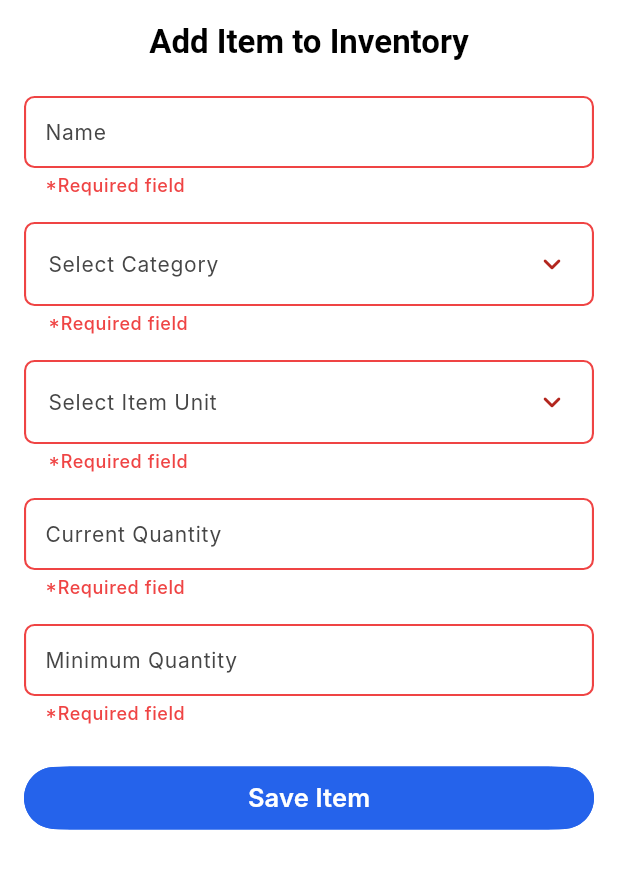
After one commit to madhav-gaur/Restockly, a Flutter app: the AddInventory screen opened by its route, after a tap on "Save Item", on a phone screen of 412 x 824 dp. The commit adds this screen. Shown: the top 869 px of the screen. Run offline on Flutter 3.47's test engine with Material 3 defaults, Android fonts, the phone set to English and light mode, and no system bars; our stand-ins replace cloud_firestore, firebase_auth, firebase_core, flutter_easyloading, flutter_riverpod, go_router and 1 more; accounts and stored records are empty; Roboto replaces fonts that are missing (Inter).

Commit message:
add inventory page ui and bottombar

```diff
--- a/lib/components/bottom_navbar_item.dart
+++ b/lib/components/bottom_navbar_item.dart
@@ -33,7 +33,7 @@ class BottomNavBarItem extends ConsumerWidget {
           color: isSelected ? const Color.fromARGB(255, 207, 233, 255) : null,
           border: Border.all(
             color: isSelected
-                ? const Color.fromARGB(255, 188, 224, 255)
+                ? lightPrimary
                 : Colors.transparent,
           ),
           borderRadius: BorderRadius.circular(100),
--- a/lib/routes/route_const.dart
+++ b/lib/routes/route_const.dart
@@ -4,6 +4,8 @@ class RouteConst {
   static String roleSelection = '/auth/role-selection';
   static String signin = '/auth/signin';
   static String mainScreen = '/';
+  static String inventory = '/inventory';
+  static String addInventory = '/add-inventory';
 
   // static String verifyEmail = '/verify-email';
 }
--- a/lib/routes/routes.dart
+++ b/lib/routes/routes.dart
@@ -2,7 +2,7 @@ import 'package:cloud_firestore/cloud_firestore.dart';
 import 'package:firebase_auth/firebase_auth.dart';
 import 'package:go_router/go_router.dart';
 import 'package:restockly/routes/route_const.dart';
-import 'package:restockly/screens/home.dart';
+import 'package:restockly/screens/add_inventory.dart';
 import 'package:restockly/screens/main_screen.dart';
 import 'package:restockly/screens/onboarding.dart';
 import 'package:restockly/screens/role_selection.dart';
@@ -31,11 +31,11 @@ final GoRouter route = GoRouter(
           .doc(user.uid)
           .get();
       final hasRole = doc.exists && doc.data()?['role'] != null;
-      if (hasRole) {
-        return RouteConst.mainScreen;
-      } else {
+      if (!hasRole) {
         return RouteConst.roleSelection;
       }
+      // user is authenticated and has a role — allow navigation
+      return null;
     }
   },
 
@@ -65,5 +65,10 @@ final GoRouter route = GoRouter(
       path: '/',
       builder: (context, state) => const MainScreen(),
     ),
+    GoRoute(
+      name: RouteConst.addInventory,
+      path: "/add-inventory",
+      builder: (context, state) => const AddInventory(),
+    ),
   ],
 );
--- /dev/null
+++ b/lib/screens/add_inventory.dart
@@ -0,0 +1,165 @@
+import 'dart:developer';
+
+import 'package:flutter/material.dart';
+import 'package:restockly/constants.dart';
+import 'package:restockly/models/inventory_model.dart';
+import 'package:restockly/widgets/const_widget.dart';
+
+class AddInventory extends StatefulWidget {
+  const AddInventory({super.key});
+
+  @override
+  State<AddInventory> createState() => _AddInventoryState();
+}
+
+class _AddInventoryState extends State<AddInventory> {
+  late TextEditingController _nameController;
+  late TextEditingController _quantityController;
+  late TextEditingController _minQuantityController;
+  late TextEditingController _unitController;
+  late TextEditingController _categoryController;
+
+  @override
+  void initState() {
+    super.initState();
+    _nameController = TextEditingController();
+    _quantityController = TextEditingController();
+    _minQuantityController = TextEditingController();
+    _unitController = TextEditingController();
+    _categoryController = TextEditingController();
+  }
+
+  @override
+  void dispose() {
+    _nameController.dispose();
+    _quantityController.dispose();
+    _minQuantityController.dispose();
+    _unitController.dispose();
+    _categoryController.dispose();
+    super.dispose();
+  }
+
+  final _formKey = GlobalKey<FormState>();
+  void _handleSave() async {
+    FocusScope.of(context).unfocus();
+
+    if (!_formKey.currentState!.validate()) {
+      return;
+    }
+    log("suc");
+  }
+
+  @override
+  Widget build(BuildContext context) {
+    return Scaffold(
+      appBar: AppBar(title: Text("Add Item to Inventory")),
+      body: Padding(
+        padding: defaultPagePadding(),
+        child: Form(
+          key: _formKey,
+          // autovalidateMode:
+          //     _submitted ? AutovalidateMode.always : AutovalidateMode.disabled,
+          child: ListView(
+            children: [
+              Container(
+                child: textFormField(
+                  controller: _nameController,
+                  labelText: "Name",
+                  validator: (value) {
+                    if (value == null || value.trim().isEmpty) {
+                      return "*Required field";
+                    }
+                    return null;
+                  },
+                ),
+              ),
+              SizedBox(height: 16),
+              dropdownMenu<Category>(
+                dropdownMenuEntries: [
+                  DropdownMenuEntry(
+                    value: Category.vegetables,
+                    label: Category.vegetables.name,
+                  ),
+                  DropdownMenuEntry(
+                    value: Category.dairy,
+                    label: Category.dairy.name,
+                  ),
+                  DropdownMenuEntry(
+                    value: Category.spices,
+                    label: Category.spices.name,
+                  ),
+                  DropdownMenuEntry(
+                    value: Category.beverages,
+                    label: Category.beverages.name,
+                  ),
+                  DropdownMenuEntry(
+                    value: Category.meat,
+                    label: Category.meat.name,
+                  ),
+                ],
+                label: "Select Category",
+                controller: _categoryController,
+                validator: (value) {
+                  if (value == null) {
+                    return "*Required field";
+                  }
+                  return null;
+                },
+              ),
+              SizedBox(height: 16),
+              dropdownMenu<Unit>(
+                dropdownMenuEntries: [
+                  DropdownMenuEntry(value: Unit.kg, label: Unit.kg.name),
+                  DropdownMenuEntry(value: Unit.gram, label: Unit.gram.name),
+                  DropdownMenuEntry(value: Unit.litre, label: Unit.litre.name),
+                  DropdownMenuEntry(value: Unit.ml, label: Unit.ml.name),
+                  DropdownMenuEntry(value: Unit.piece, label: Unit.piece.name),
+                ],
+                label: "Select Item Unit",
+                controller: _unitController,
+                validator: (value) {
+                  if (value == null) {
+                    return "*Required field";
+                  }
+                  return null;
+                },
+              ),
+              SizedBox(height: 16),
+              Container(
+                child: textFormField(
+                  controller: _quantityController,
+                  labelText: "Current Quantity",
+                  inputType: TextInputType.number,
+                  validator: (value) {
+                    if (value == null || value.trim().isEmpty) {
+                      return "*Required field";
+                    }
+                    return null;
+                  },
+                ),
+              ),
+              SizedBox(height: 16),
+              Container(
+                child: textFormField(
+                  controller: _minQuantityController,
+                  labelText: "Minimum Quantity",
+                  inputType: TextInputType.number,
+                  validator: (value) {
+                    if (value == null || value.trim().isEmpty) {
+                      return "*Required field";
+                    }
+                    return null;
+                  },
+                ),
+              ),
+              SizedBox(height: 24),
+              elevatedButton(() {
+                _handleSave();
+              }, "Save Item"),
+            ],
+          ),
+        ),
+      ),
+    );
+  }
+}
--- a/lib/screens/home.dart
+++ b/lib/screens/home.dart
@@ -1,5 +1,6 @@
 import 'package:flutter/material.dart';
 import 'package:flutter_riverpod/flutter_riverpod.dart';
+import 'package:restockly/constants.dart';
 import 'package:restockly/providers/user_provider.dart';
 import 'package:restockly/widgets/const_widget.dart';
 
@@ -17,7 +18,9 @@ class _HomeState extends ConsumerState<Home> {
     return Container(
       child: user.when(
         data: (userData) {
-          return ListView(
+          return Padding(
+            padding: defaultPagePadding(),
+            child: ListView(
               children: [
                 Text(
                   "Welcome, ${userData?.name.split(" ")[0]}",
@@ -25,6 +28,7 @@ class _HomeState extends ConsumerState<Home> {
                 ),
                 Text(userData!.restaurantName, style: smallTextStyle()),
               ],
+            ),
           );
         },
         error: (e, s) {
--- a/lib/screens/role_selection.dart
+++ b/lib/screens/role_selection.dart
@@ -99,7 +99,7 @@ class _SignupState extends State<RoleSelection> {
                       child: textFormField(
                         controller: _restNameController,
                         labelText: "Restaurant Name",
-                        validadator: (value) {
+                        validator: (value) {
                           if (value == null) {
                             return "*Required field";
                           }
@@ -116,7 +116,7 @@ class _SignupState extends State<RoleSelection> {
                       child: textFormField(
                         controller: _restIdController,
                         labelText: "Restaurant Id (Enter a 6 character ID)",
-                        validadator: (value) {
+                        validator: (value) {
                           if (value == null) {
                             return "*Required field";
                           }
--- a/lib/screens/signin.dart
+++ b/lib/screens/signin.dart
@@ -74,7 +74,7 @@ class _SignupState extends State<Signin> {
                   controller: _emailController,
                   labelText: "Email",
                   inputType: TextInputType.emailAddress,
-                  validadator: (value) {
+                  validator: (value) {
                     if (value == null || value.trim().isEmpty) {
                       return "*Required field";
                     }
@@ -89,7 +89,7 @@ class _SignupState extends State<Signin> {
                   labelText: "Password",
                   isClearButton: false,
                   isObscureText: true,
-                  validadator: (value) {
+                  validator: (value) {
                     if (value == null || value.trim().isEmpty) {
                       return "*Required field";
                     }
--- a/lib/themes/app_theme.dart
+++ b/lib/themes/app_theme.dart
@@ -12,7 +12,6 @@ class AppTheme {
         scrolledUnderElevation: 0,
         backgroundColor: surface,
         centerTitle: true,
-
         titleTextStyle: TextStyle(
           fontWeight: FontWeight.w600,
           color: textPrimary,
--- a/lib/themes/color_const.dart
+++ b/lib/themes/color_const.dart
@@ -1,6 +1,7 @@
 import 'package:flutter/material.dart';
 
-const Color primary =  Color(0xFF2563EB);
+const Color primary = Color(0xFF2563EB);
+const Color lightPrimary = Color.fromARGB(255, 188, 224, 255);
 const Color secondary = Color(0xFF3B82F6);
 const Color accent = Color(0xFF60A5FA);
 
--- a/lib/widgets/const_widget.dart
+++ b/lib/widgets/const_widget.dart
@@ -87,7 +87,7 @@ Widget outlinedButton(VoidCallback onPressed, Widget wid) {
 Widget textFormField({
   required TextEditingController controller,
   required String labelText,
-  FormFieldValidator? validadator,
+  FormFieldValidator? validator,
   TextInputType inputType = TextInputType.text,
   bool isClearButton = true,
   bool isObscureText = false,
@@ -95,7 +95,7 @@ Widget textFormField({
   return _CustomTextFormField(
     controller: controller,
     labelText: labelText,
-    validator: validadator,
+    validator: validator,
     isClearButton: isClearButton,
     isObscureText: isObscureText,
     inputType: inputType,
@@ -149,6 +149,7 @@ class _CustomTextFormFieldState extends State<_CustomTextFormField> {
 
     return TextFormField(
       controller: widget.controller,
+      autovalidateMode: AutovalidateMode.onUserInteraction,
       obscureText: _obscure,
       validator: widget.validator,
       keyboardType: widget.inputType,
@@ -183,15 +184,24 @@ class _CustomTextFormFieldState extends State<_CustomTextFormField> {
           fontWeight: FontWeight.w500,
         ),
         border: OutlineInputBorder(
-          borderSide: BorderSide(color: Colors.black, width: 1.4),
+          borderSide: BorderSide(color: Colors.grey.shade300, width: 1.4),
+          borderRadius: BorderRadius.circular(7),
+        ),
+        enabledBorder: OutlineInputBorder(
+          borderSide: BorderSide(color: Colors.grey.shade300, width: 1.4),
           borderRadius: BorderRadius.circular(7),
         ),
         focusedBorder: OutlineInputBorder(
           borderSide: BorderSide(color: primary, width: 1.5),
           borderRadius: BorderRadius.circular(7),
         ),
+        focusedErrorBorder: OutlineInputBorder(
+          borderRadius: BorderRadius.circular(7),
+          borderSide: BorderSide(color: danger, width: 1.4),
+        ),
         errorStyle: TextStyle(color: danger, fontWeight: FontWeight.w500),
         errorBorder: OutlineInputBorder(
+          borderRadius: BorderRadius.circular(7),
           borderSide: BorderSide(color: danger, width: 1.4),
         ),
       ),
@@ -224,7 +234,7 @@ Widget radioListTile<T>({
 }
 
 void showDefaultLoading({String? status = "Loading"}) {
-  EasyLoading.show(status: status,);
+  EasyLoading.show(status: status);
 }
 
 void showProgressLoading({String? status = "Loading"}) {
@@ -246,3 +256,45 @@ void showInfoMessage({String status = "Loading"}) {
 void hideLoading() {
   EasyLoading.dismiss();
 }
+
+DropdownMenuFormField dropdownMenu<T>({
+  required List<DropdownMenuEntry<T>> dropdownMenuEntries,
+  required String label,
+  required TextEditingController controller,
+  FormFieldValidator? validator,
+}) {
+  return DropdownMenuFormField<T>(
+    validator: validator,
+    autovalidateMode: AutovalidateMode.onUserInteraction,
+    controller: controller,
+    expandedInsets: EdgeInsets.all(0),
+    textStyle: const TextStyle(fontSize: 14, fontWeight: FontWeight.w500),
+
+    inputDecorationTheme: InputDecorationTheme(
+      labelStyle: TextStyle(color: textSecondary, fontSize: 14),
+      // contentPadding: EdgeInsets.symmetric(vertical: 0, horizontal: 12),
+      enabledBorder: OutlineInputBorder(
+        borderRadius: BorderRadius.circular(7),
+        borderSide: BorderSide(color: Colors.grey.shade300),
+      ),
+      errorStyle: TextStyle(color: danger, fontWeight: FontWeight.w500),
+      errorBorder: OutlineInputBorder(
+        borderRadius: BorderRadius.circular(7),
+        borderSide: BorderSide(color: danger, width: 1.4),
+      ),
+    ),
+
+    menuStyle: MenuStyle(
+      backgroundColor: WidgetStatePropertyAll(Colors.white),
+      elevation: const WidgetStatePropertyAll(8),
+      shape: WidgetStatePropertyAll(
+        RoundedRectangleBorder(borderRadius: BorderRadius.circular(16)),
+      ),
+      side: WidgetStatePropertyAll(BorderSide(color: Colors.grey.shade200)),
+    ),
+    trailingIcon: const Icon(Icons.keyboard_arrow_down_rounded),
+    selectedTrailingIcon: const Icon(Icons.keyboard_arrow_up_rounded),
+    label: Text(label),
+    dropdownMenuEntries: dropdownMenuEntries,
+  );
+}
```
Also changed, not shown: lib/screens/inventory.dart (+27 -1 lines), lib/screens/main_screen.dart (+13 -10 lines), lib/screens/signup.dart (+4 -4 lines), 1 other file. Lines whose indentation alone changed are shown as unchanged.
